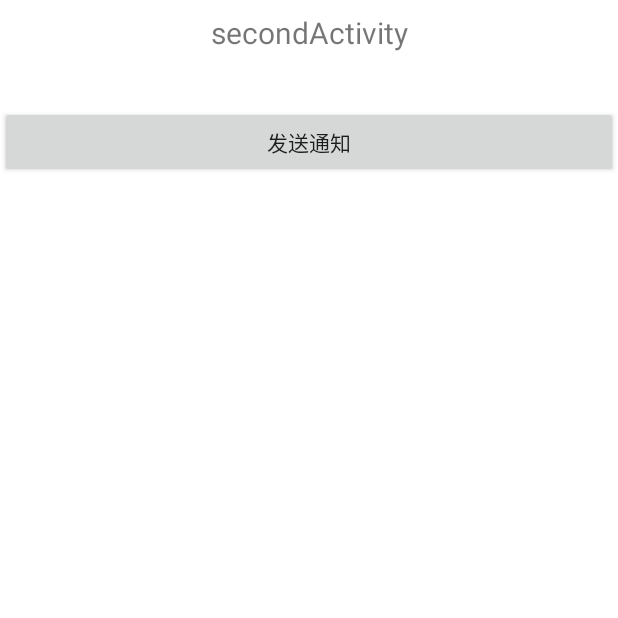
After one commit to meablelee2013/Alex_Android_Sample, an Android app: the SecondActivity screen opened directly, with no data from a screen before it, on a phone screen of 412 x 824 dp, the top half of it. The commit adds this screen. Run offline under Robolectric (Android 15) with nearby library versions, the phone set to English and light mode, and no system bars.

Commit message:
feat: livedata

```diff
--- a/app/src/main/AndroidManifest.xml
+++ b/app/src/main/AndroidManifest.xml
@@ -23,6 +23,8 @@
                 <category android:name="android.intent.category.LAUNCHER" />
             </intent-filter>
         </activity>
+        <activity android:name=".SecondActivity" />
     </application>
+    <uses-permission android:name="android.permission.INTERNET" />
 
 </manifest>
--- /dev/null
+++ b/app/src/main/java/com/oriente/aptsample/LiveDataBus.java
@@ -0,0 +1,33 @@
+package com.oriente.aptsample;
+
+import androidx.lifecycle.MutableLiveData;
+
+import java.util.HashMap;
+import java.util.Map;
+
+public final class LiveDataBus {
+    private final Map<String, MutableLiveData<Object>> bus;
+
+    private LiveDataBus() {
+        bus = new HashMap<>();
+    }
+
+    private static class SingletonHolder {
+        private static final LiveDataBus DATA_BUS = new LiveDataBus();
+    }
+
+    public static LiveDataBus get() {
+        return SingletonHolder.DATA_BUS;
+    }
+
+    public <T> MutableLiveData<T> with(String target, Class<T> type) {
+        if (!bus.containsKey(target)) {
+            bus.put(target, new MutableLiveData<>());
+        }
+        return (MutableLiveData<T>) bus.get(target);
+    }
+
+    public MutableLiveData<Object> with(String target) {
+        return with(target, Object.class);
+    }
+}
--- /dev/null
+++ b/app/src/main/java/com/oriente/aptsample/SecondActivity.kt
@@ -0,0 +1,23 @@
+package com.oriente.aptsample
+
+import android.os.Bundle
+import android.util.Log
+import android.widget.Button
+import androidx.fragment.app.FragmentActivity
+import androidx.lifecycle.Observer
+
+class SecondActivity : FragmentActivity() {
+
+    override fun onCreate(savedInstanceState: Bundle?) {
+        super.onCreate(savedInstanceState)
+        setContentView(R.layout.secondactivity)
+
+        LiveDataBus.get().with("message", String::class.java)
+            .observe(this, Observer {
+                Log.d("alex", "second activity value change: ${it}")
+            })
+        findViewById<Button>(R.id.sendMessageBtn).setOnClickListener {
+            LiveDataBus.get().with("message").value = "from secondActivity"
+        }
+    }
+}
--- /dev/null
+++ b/app/src/main/res/layout/secondactivity.xml
@@ -0,0 +1,35 @@
+<?xml version="1.0" encoding="utf-8"?>
+<androidx.appcompat.widget.LinearLayoutCompat xmlns:android="http://schemas.android.com/apk/res/android"
+    xmlns:tools="http://schemas.android.com/tools"
+    android:layout_width="match_parent"
+    android:layout_height="match_parent"
+    android:orientation="vertical">
+
+    <TextView
+        android:id="@+id/text_dashboard"
+        android:layout_width="match_parent"
+        android:layout_height="wrap_content"
+        android:layout_marginStart="8dp"
+        android:layout_marginTop="8dp"
+        android:layout_marginEnd="8dp"
+        android:text="secondActivity"
+        android:textAlignment="center"
+        android:textSize="20sp" />
+
+    <TextView
+        android:id="@+id/text2"
+        android:layout_width="match_parent"
+        android:layout_height="wrap_content"
+        android:layout_marginStart="8dp"
+        android:layout_marginTop="8dp"
+        android:layout_marginEnd="8dp"
+        android:textAlignment="center"
+        android:textSize="20sp" />
+
+    <Button
+        android:id="@+id/sendMessageBtn"
+        android:layout_width="match_parent"
+        android:layout_height="wrap_content"
+        android:text="发送通知" />
+
+</androidx.appcompat.widget.LinearLayoutCompat>
```
Also changed, not shown: app/build.gradle (+24 -3 lines), app/src/main/java/com/oriente/aptsample/MainActivity.java (deleted, +0 -21 lines), app/src/main/java/com/oriente/aptsample/MainActivity.kt (added, +24 -0 lines), app/src/main/java/com/oriente/aptsample/MainViewModel.kt (added, +22 -0 lines), app/src/main/res/layout/activity_main.xml (+23 -4 lines), build.gradle (+15 -3 lines), 2 other files.
